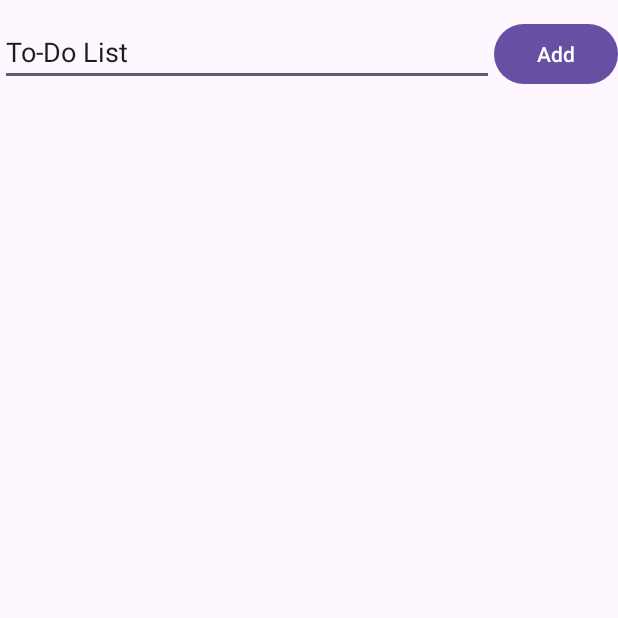
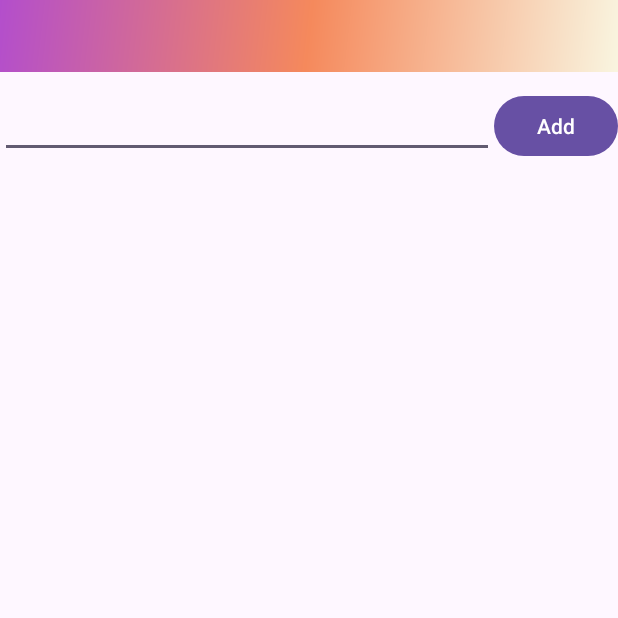
Before and after one commit to rcarver3/College-Scheduler, an Android app built with Jetpack Compose: the ToDoListFr screen opened directly, with no data from a screen before it, on a phone screen of 412 x 824 dp, the top half of it. Run offline under Robolectric (Android 15) with nearby library versions, the light colour scheme and no system bars.

Commit message:
added bars at the top of to do list and calendar

```diff
--- a/app/src/main/res/layout/todolistfr.xml
+++ b/app/src/main/res/layout/todolistfr.xml
@@ -7,6 +7,17 @@
     android:layout_height="match_parent"
     android:orientation="vertical"
     tools:context=".ToDoListFr">
+
+    <androidx.appcompat.widget.Toolbar
+        android:id="@+id/toolbar"
+        android:layout_width="match_parent"
+        android:layout_height="48dp"
+        android:background="@drawable/side_nav_bar"
+        android:gravity="bottom"
+        app:popupTheme="@style/Theme.CollegeScheduler.PopupOverlay" />
+
+
+
 
     <LinearLayout
         android:layout_width="match_parent"
@@ -19,7 +30,7 @@
         <EditText
             android:id="@+id/edit_text"
             android:layout_width="0dp"
-            android:text="To-Do List"
+            android:text=""
             android:layout_weight="4"
             android:layout_height="wrap_content"
             tools:ignore="HardcodedText" />
@@ -32,6 +43,7 @@
             android:layout_weight="1"
             tools:ignore="HardcodedText" />
 
+
     </LinearLayout>
 
     <ListView
```
Also changed, not shown: app/src/main/res/layout/calendar.xml (+9 -0 lines).
